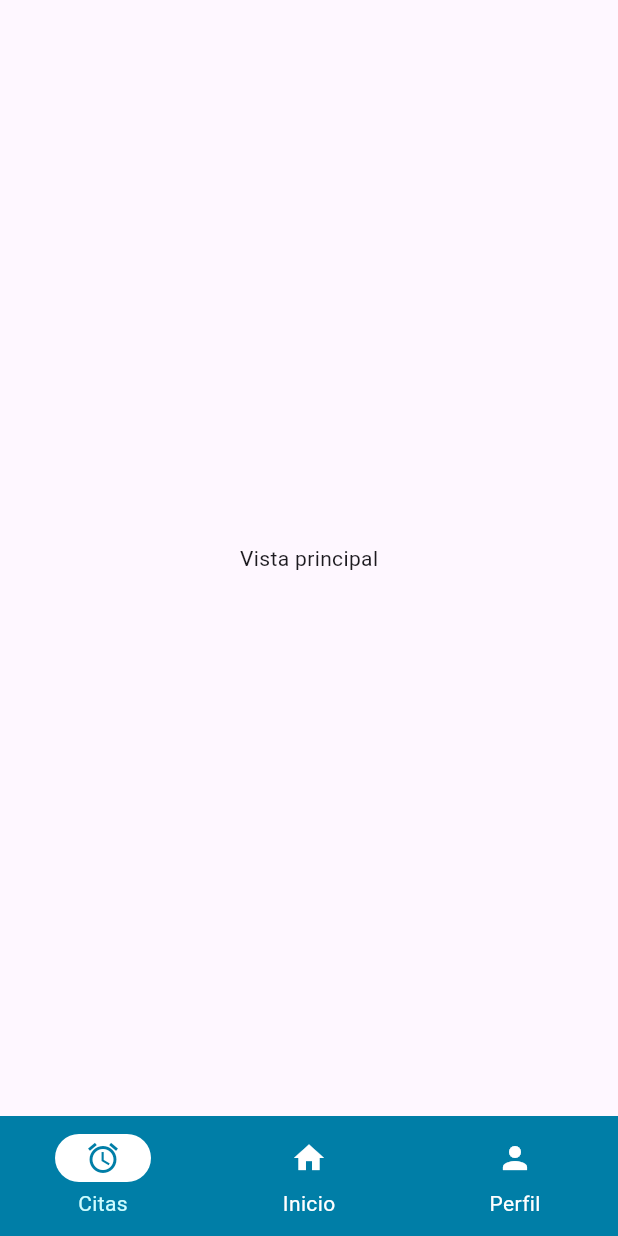
After one commit to Daphish/Doctonear, a Flutter app: the screen it shows after launch, on a phone screen of 412 x 824 dp. The commit adds this screen. Run offline on Flutter 3.47's test engine with Material 3 defaults, Android fonts, the light colour scheme and no system bars.

Commit message:
Navigation Bar visible y funcional en todas las vistas

```diff
--- a/lib/app.dart
+++ b/lib/layout/layout.dart
@@ -1,25 +1,32 @@
 import 'package:flutter/material.dart';
+import 'package:medichub/screens/profile_screen.dart';
+import '../screens/home_screen.dart';
+import '../screens/doctors_list_screen.dart';
 
-class App extends StatefulWidget {
-  const App({super.key});
-
+class MainLayout extends StatefulWidget {
   @override
-  State<App> createState() => _AppState();
+  _MainLayoutState createState() => _MainLayoutState();
 }
 
-class _AppState extends State<App> {
+class _MainLayoutState extends State<MainLayout> {
+  int currentPageIndex = 0;
 
-  int currentPageIndex = 0;
+  final List<Widget> _screens = [
+    HomeScreen(),
+    DoctorsListScreen(),
+    ProfileScreen(),
+  ];
 
   @override
   Widget build(BuildContext context) {
     return Scaffold(
+      body: _screens[currentPageIndex],
       bottomNavigationBar: NavigationBarTheme(
         data: NavigationBarThemeData(
           labelTextStyle: WidgetStateProperty.resolveWith<TextStyle>(
-              (Set<WidgetState> states) => states.contains(WidgetState.selected)
-                ? const TextStyle(color: Color(0xFFCEFDFF))
-                : const TextStyle(color: Colors.white)
+                  (Set<WidgetState> states) => states.contains(WidgetState.selected)
+                  ? const TextStyle(color: Color(0xFFCEFDFF))
+                  : const TextStyle(color: Colors.white)
           ),
         ),
         child: NavigationBar(
@@ -48,7 +55,6 @@ class _AppState extends State<App> {
           indicatorColor: Colors.white,
         ),
       ),
-      body: Text('Hola'),
     );
   }
 }
--- /dev/null
+++ b/lib/screens/home_screen.dart
@@ -0,0 +1,19 @@
+import 'package:flutter/material.dart';
+
+class HomeScreen extends StatefulWidget {
+  const HomeScreen({super.key});
+
+  @override
+  State<HomeScreen> createState() => _HomeScreenState();
+}
+
+class _HomeScreenState extends State<HomeScreen> {
+  @override
+  Widget build(BuildContext context) {
+    return const Scaffold(
+      body: Center(
+        child: Text('Vista principal'),
+      ),
+    );
+  }
+}
--- a/pubspec.yaml
+++ b/pubspec.yaml
@@ -58,9 +58,9 @@ flutter:
   uses-material-design: true
 
   # To add assets to your application, add an assets section, like this:
-  # assets:
-  #   - images/a_dot_burr.jpeg
-  #   - images/a_dot_ham.jpeg
+  #assets:
+  #  - images/a_dot_burr.jpeg
+  #  - images/a_dot_ham.jpeg
 
   # An image asset can refer to one or more resolution-specific "variants", see
   # https://flutter.dev/to/resolution-aware-images
```
Also changed, not shown: lib/main.dart (+2 -90 lines), lib/screens/doctors_list_screen.dart (added, +19 -0 lines), lib/screens/profile_screen.dart (added, +19 -0 lines).
